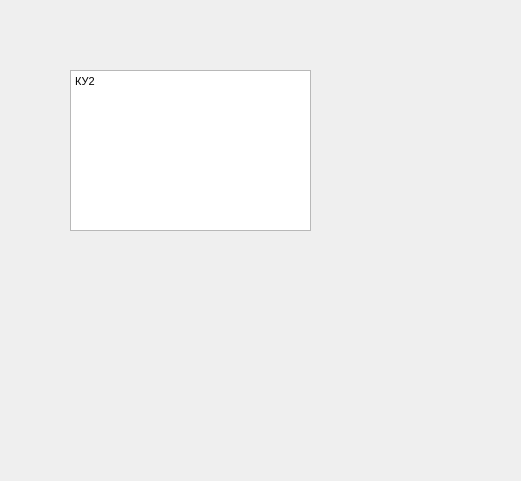
Before: the Qt Designer form Kurse/second_sub_menu_widget.ui in Aleksandra06/Travel_guide, drawn with Qt 5.
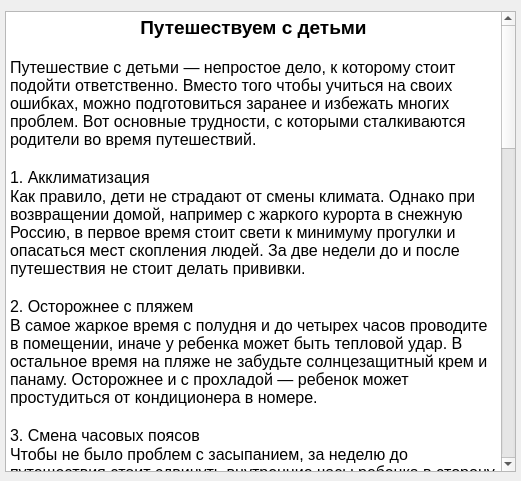
After: the same form once the commit is applied.

Commit message: Добавление информации в первом пункте меню, создание списочного интерфейса

```diff
--- a/Kurse/second_sub_menu_widget.ui
+++ b/Kurse/second_sub_menu_widget.ui
@@ -13,13 +13,13 @@
   <property name="windowTitle">
    <string>Form</string>
   </property>
-  <widget class="QTextEdit" name="textEdit">
+  <widget class="QTextBrowser" name="textBrowser">
    <property name="geometry">
     <rect>
-     <x>70</x>
-     <y>70</y>
-     <width>241</width>
-     <height>161</height>
+     <x>5</x>
+     <y>11</y>
+     <width>511</width>
+     <height>461</height>
     </rect>
    </property>
    <property name="html">
@@ -27,8 +27,46 @@
 &lt;html&gt;&lt;head&gt;&lt;meta name=&quot;qrichtext&quot; content=&quot;1&quot; /&gt;&lt;style type=&quot;text/css&quot;&gt;
 p, li { white-space: pre-wrap; }
 &lt;/style&gt;&lt;/head&gt;&lt;body style=&quot; font-family:'MS Shell Dlg 2'; font-size:8.25pt; font-weight:400; font-style:normal;&quot;&gt;
-&lt;p style=&quot; margin-top:0px; margin-bottom:0px; margin-left:0px; margin-right:0px; -qt-block-indent:0; text-indent:0px;&quot;&gt;КУ2&lt;/p&gt;
-&lt;p style=&quot;-qt-paragraph-type:empty; margin-top:0px; margin-bottom:0px; margin-left:0px; margin-right:0px; -qt-block-indent:0; text-indent:0px;&quot;&gt;&lt;br /&gt;&lt;/p&gt;&lt;/body&gt;&lt;/html&gt;</string>
+&lt;p align=&quot;center&quot; style=&quot; margin-top:0px; margin-bottom:0px; margin-left:0px; margin-right:0px; -qt-block-indent:0; text-indent:0px;&quot;&gt;&lt;span style=&quot; font-size:14pt; font-weight:600;&quot;&gt;Путешествуем с детьми&lt;/span&gt;&lt;/p&gt;
+&lt;p style=&quot;-qt-paragraph-type:empty; margin-top:0px; margin-bottom:0px; margin-left:0px; margin-right:0px; -qt-block-indent:0; text-indent:0px; font-size:12pt;&quot;&gt;&lt;br /&gt;&lt;/p&gt;
+&lt;p style=&quot; margin-top:0px; margin-bottom:0px; margin-left:0px; margin-right:0px; -qt-block-indent:0; text-indent:0px;&quot;&gt;&lt;span style=&quot; font-size:12pt;&quot;&gt;Путешествие с детьми — непростое дело, к которому стоит подойти ответственно. Вместо того чтобы учиться на своих ошибках, можно подготовиться заранее и избежать многих проблем. Вот основные трудности, с которыми сталкиваются родители во время путешествий.&lt;/span&gt;&lt;/p&gt;
+&lt;p style=&quot;-qt-paragraph-type:empty; margin-top:0px; margin-bottom:0px; margin-left:0px; margin-right:0px; -qt-block-indent:0; text-indent:0px; font-size:12pt;&quot;&gt;&lt;br /&gt;&lt;/p&gt;
+&lt;p style=&quot; margin-top:0px; margin-bottom:0px; margin-left:0px; margin-right:0px; -qt-block-indent:0; text-indent:0px;&quot;&gt;&lt;span style=&quot; font-size:12pt;&quot;&gt;1. Акклиматизация&lt;/span&gt;&lt;/p&gt;
+&lt;p style=&quot; margin-top:0px; margin-bottom:0px; margin-left:0px; margin-right:0px; -qt-block-indent:0; text-indent:0px;&quot;&gt;&lt;span style=&quot; font-size:12pt;&quot;&gt;Как правило, дети не страдают от смены климата. Однако при возвращении домой, например с жаркого курорта в снежную Россию, в первое время стоит свети к минимуму прогулки и опасаться мест скопления людей. За две недели до и после путешествия не стоит делать прививки.&lt;/span&gt;&lt;/p&gt;
+&lt;p style=&quot;-qt-paragraph-type:empty; margin-top:0px; margin-bottom:0px; margin-left:0px; margin-right:0px; -qt-block-indent:0; text-indent:0px; font-size:12pt;&quot;&gt;&lt;br /&gt;&lt;/p&gt;
+&lt;p style=&quot; margin-top:0px; margin-bottom:0px; margin-left:0px; margin-right:0px; -qt-block-indent:0; text-indent:0px;&quot;&gt;&lt;span style=&quot; font-size:12pt;&quot;&gt;2. Осторожнее с пляжем&lt;/span&gt;&lt;/p&gt;
+&lt;p style=&quot; margin-top:0px; margin-bottom:0px; margin-left:0px; margin-right:0px; -qt-block-indent:0; text-indent:0px;&quot;&gt;&lt;span style=&quot; font-size:12pt;&quot;&gt;В самое жаркое время с полудня и до четырех часов проводите в помещении, иначе у ребенка может быть тепловой удар. В остальное время на пляже не забудьте солнцезащитный крем и панаму. Осторожнее и с прохладой — ребенок может простудиться от кондиционера в номере.&lt;/span&gt;&lt;/p&gt;
+&lt;p style=&quot;-qt-paragraph-type:empty; margin-top:0px; margin-bottom:0px; margin-left:0px; margin-right:0px; -qt-block-indent:0; text-indent:0px; font-size:12pt;&quot;&gt;&lt;br /&gt;&lt;/p&gt;
+&lt;p style=&quot; margin-top:0px; margin-bottom:0px; margin-left:0px; margin-right:0px; -qt-block-indent:0; text-indent:0px;&quot;&gt;&lt;span style=&quot; font-size:12pt;&quot;&gt;3. Смена часовых поясов&lt;/span&gt;&lt;/p&gt;
+&lt;p style=&quot; margin-top:0px; margin-bottom:0px; margin-left:0px; margin-right:0px; -qt-block-indent:0; text-indent:0px;&quot;&gt;&lt;span style=&quot; font-size:12pt;&quot;&gt;Чтобы не было проблем с засыпанием, за неделю до путешествия стоит сдвинуть внутренние часы ребенка в сторону места прибытия (если разница будет больше двух часов).&lt;/span&gt;&lt;/p&gt;
+&lt;p style=&quot;-qt-paragraph-type:empty; margin-top:0px; margin-bottom:0px; margin-left:0px; margin-right:0px; -qt-block-indent:0; text-indent:0px; font-size:12pt;&quot;&gt;&lt;br /&gt;&lt;/p&gt;
+&lt;p style=&quot; margin-top:0px; margin-bottom:0px; margin-left:0px; margin-right:0px; -qt-block-indent:0; text-indent:0px;&quot;&gt;&lt;span style=&quot; font-size:12pt;&quot;&gt;4. Болезни&lt;/span&gt;&lt;/p&gt;
+&lt;p style=&quot; margin-top:0px; margin-bottom:0px; margin-left:0px; margin-right:0px; -qt-block-indent:0; text-indent:0px;&quot;&gt;&lt;span style=&quot; font-size:12pt;&quot;&gt;Чтобы ребенок не заболел накануне путешествия, желательно за неделю до отъезда избегать людных мест, одевать его по погоде и не давать охлажденные напитки.&lt;/span&gt;&lt;/p&gt;
+&lt;p style=&quot; margin-top:0px; margin-bottom:0px; margin-left:0px; margin-right:0px; -qt-block-indent:0; text-indent:0px;&quot;&gt;&lt;span style=&quot; font-size:12pt;&quot;&gt;Нужно заранее продумать возможность болезни ребенка в поездке. У вас должна быть медицинская страховка и список клиник, с которыми работает ваша страховая компания.&lt;/span&gt;&lt;/p&gt;
+&lt;p style=&quot; margin-top:0px; margin-bottom:0px; margin-left:0px; margin-right:0px; -qt-block-indent:0; text-indent:0px;&quot;&gt;&lt;span style=&quot; font-size:12pt;&quot;&gt;Лучше добиться приема у детского доктора в большом госпитале, чем у врачей общей практики.&lt;/span&gt;&lt;/p&gt;
+&lt;p style=&quot; margin-top:0px; margin-bottom:0px; margin-left:0px; margin-right:0px; -qt-block-indent:0; text-indent:0px;&quot;&gt;&lt;span style=&quot; font-size:12pt;&quot;&gt;Заранее возьмите номер своего участкового педиатра. Если вы сомневаетесь в лекарствах, которые назначил врач, всегда сможете позвонить и проконсультироваться.&lt;/span&gt;&lt;/p&gt;
+&lt;p style=&quot;-qt-paragraph-type:empty; margin-top:0px; margin-bottom:0px; margin-left:0px; margin-right:0px; -qt-block-indent:0; text-indent:0px; font-size:12pt;&quot;&gt;&lt;br /&gt;&lt;/p&gt;
+&lt;p style=&quot; margin-top:0px; margin-bottom:0px; margin-left:0px; margin-right:0px; -qt-block-indent:0; text-indent:0px;&quot;&gt;&lt;span style=&quot; font-size:12pt;&quot;&gt;5. Питание&lt;/span&gt;&lt;/p&gt;
+&lt;p style=&quot; margin-top:0px; margin-bottom:0px; margin-left:0px; margin-right:0px; -qt-block-indent:0; text-indent:0px;&quot;&gt;&lt;span style=&quot; font-size:12pt;&quot;&gt;Для путешествий с детьми лучше снять апартаменты с кухней или квартиру. Так вы сможете покупать продукты и готовить. Не забудьте взять с собой крупы: вне России привычные нам гречку, пшенку и манную кашу найти достаточно трудно. Тем более что обычный для отелей «детский стол» — это картошка фри, наггетсы и пицца.&lt;/span&gt;&lt;/p&gt;
+&lt;p style=&quot;-qt-paragraph-type:empty; margin-top:0px; margin-bottom:0px; margin-left:0px; margin-right:0px; -qt-block-indent:0; text-indent:0px; font-size:12pt;&quot;&gt;&lt;br /&gt;&lt;/p&gt;
+&lt;p style=&quot; margin-top:0px; margin-bottom:0px; margin-left:0px; margin-right:0px; -qt-block-indent:0; text-indent:0px;&quot;&gt;&lt;span style=&quot; font-size:12pt;&quot;&gt;6. Поведение в самолете&lt;/span&gt;&lt;/p&gt;
+&lt;p style=&quot; margin-top:0px; margin-bottom:0px; margin-left:0px; margin-right:0px; -qt-block-indent:0; text-indent:0px;&quot;&gt;&lt;span style=&quot; font-size:12pt;&quot;&gt;Если ребенок капризничает в транспорте, воспользуйтесь следующими советами.&lt;/span&gt;&lt;/p&gt;
+&lt;p style=&quot;-qt-paragraph-type:empty; margin-top:0px; margin-bottom:0px; margin-left:0px; margin-right:0px; -qt-block-indent:0; text-indent:0px; font-size:12pt;&quot;&gt;&lt;br /&gt;&lt;/p&gt;
+&lt;p style=&quot; margin-top:0px; margin-bottom:0px; margin-left:0px; margin-right:0px; -qt-block-indent:0; text-indent:0px;&quot;&gt;&lt;span style=&quot; font-size:12pt;&quot;&gt;Еда успокаивает детей. Можно дать ребенку фрукты, сок, печенье и прочие вкусности.&lt;/span&gt;&lt;/p&gt;
+&lt;p style=&quot; margin-top:0px; margin-bottom:0px; margin-left:0px; margin-right:0px; -qt-block-indent:0; text-indent:0px;&quot;&gt;&lt;span style=&quot; font-size:12pt;&quot;&gt;Чтобы ребенку не закладывало уши, можно дать ему чупа-чупс или что-нибудь попить во время взлета.&lt;/span&gt;&lt;/p&gt;
+&lt;p style=&quot; margin-top:0px; margin-bottom:0px; margin-left:0px; margin-right:0px; -qt-block-indent:0; text-indent:0px;&quot;&gt;&lt;span style=&quot; font-size:12pt;&quot;&gt;Подготовьте небольшие сюрпризы, которые отвлекут ребенка: книжку, игрушку, раскраску с карандашами, наклейки. Только не доставайте все сразу.&lt;/span&gt;&lt;/p&gt;
+&lt;p style=&quot; margin-top:0px; margin-bottom:0px; margin-left:0px; margin-right:0px; -qt-block-indent:0; text-indent:0px;&quot;&gt;&lt;span style=&quot; font-size:12pt;&quot;&gt;Не обращайте внимания на недовольных пассажиров. Оставайтесь спокойны, разговаривайте с ребенком тихо.&lt;/span&gt;&lt;/p&gt;
+&lt;p style=&quot; margin-top:0px; margin-bottom:0px; margin-left:0px; margin-right:0px; -qt-block-indent:0; text-indent:0px;&quot;&gt;&lt;span style=&quot; font-size:12pt;&quot;&gt;Постарайтесь посадить ребенка у окна, это успокоит его.&lt;/span&gt;&lt;/p&gt;
+&lt;p style=&quot; margin-top:0px; margin-bottom:0px; margin-left:0px; margin-right:0px; -qt-block-indent:0; text-indent:0px;&quot;&gt;&lt;span style=&quot; font-size:12pt;&quot;&gt;Если вы никогда не даете ребенку трогать телефон, фотоаппарат или кошелек, можете позволить это в самолете.&lt;/span&gt;&lt;/p&gt;
+&lt;p style=&quot; margin-top:0px; margin-bottom:0px; margin-left:0px; margin-right:0px; -qt-block-indent:0; text-indent:0px;&quot;&gt;&lt;span style=&quot; font-size:12pt;&quot;&gt;Если остается достаточно времени до вылета, не надо торопиться — погуляйте с ребенком по аэропорту, купите ему конфетку, или пусть он сделает это сам. Объясняйте ему, как что устроено, для чего нужна техника, которая вам встречается, и прочие интересные факты.&lt;/span&gt;&lt;/p&gt;
+&lt;p style=&quot;-qt-paragraph-type:empty; margin-top:0px; margin-bottom:0px; margin-left:0px; margin-right:0px; -qt-block-indent:0; text-indent:0px; font-size:12pt;&quot;&gt;&lt;br /&gt;&lt;/p&gt;
+&lt;p style=&quot; margin-top:0px; margin-bottom:0px; margin-left:0px; margin-right:0px; -qt-block-indent:0; text-indent:0px;&quot;&gt;&lt;span style=&quot; font-size:12pt;&quot;&gt;7. Легкий багаж&lt;/span&gt;&lt;/p&gt;
+&lt;p style=&quot; margin-top:0px; margin-bottom:0px; margin-left:0px; margin-right:0px; -qt-block-indent:0; text-indent:0px;&quot;&gt;&lt;span style=&quot; font-size:12pt;&quot;&gt;Не стоит перестраховываться и брать гору лекарств и кучу одежды. Возьмите с собой самое необходимое, остальное можно докупить по приезде. Кроме того, ваша сумка должна быть легкой — подойдут чемоданы с колесиками или походный рюкзак.&lt;/span&gt;&lt;/p&gt;
+&lt;p style=&quot;-qt-paragraph-type:empty; margin-top:0px; margin-bottom:0px; margin-left:0px; margin-right:0px; -qt-block-indent:0; text-indent:0px; font-size:12pt;&quot;&gt;&lt;br /&gt;&lt;/p&gt;
+&lt;p style=&quot; margin-top:0px; margin-bottom:0px; margin-left:0px; margin-right:0px; -qt-block-indent:0; text-indent:0px;&quot;&gt;&lt;span style=&quot; font-size:12pt;&quot;&gt;8. Свободные дни тоже нужны&lt;/span&gt;&lt;/p&gt;
+&lt;p style=&quot; margin-top:0px; margin-bottom:0px; margin-left:0px; margin-right:0px; -qt-block-indent:0; text-indent:0px;&quot;&gt;&lt;span style=&quot; font-size:12pt;&quot;&gt;Дети быстро устают от постоянных походов по достопримечательностям, магазинам и так далее. Поэтому стоит периодически устраивать дни отдыха, когда не надо никуда торопиться.&lt;/span&gt;&lt;/p&gt;
+&lt;p style=&quot; margin-top:0px; margin-bottom:0px; margin-left:0px; margin-right:0px; -qt-block-indent:0; text-indent:0px;&quot;&gt;&lt;span style=&quot; font-size:12pt;&quot;&gt;Если вы едете всей семьей, можете посещать интересные места по очереди или нанять няню. В любом случае стоит учитывать часы активности ребенка, следить, чтобы он не устал и ложился спать во время.&lt;/span&gt;&lt;/p&gt;
+&lt;p style=&quot;-qt-paragraph-type:empty; margin-top:0px; margin-bottom:0px; margin-left:0px; margin-right:0px; -qt-block-indent:0; text-indent:0px; font-size:12pt;&quot;&gt;&lt;br /&gt;&lt;/p&gt;&lt;/body&gt;&lt;/html&gt;</string>
    </property>
   </widget>
  </widget>
```
The commit also changes 7 other files.
